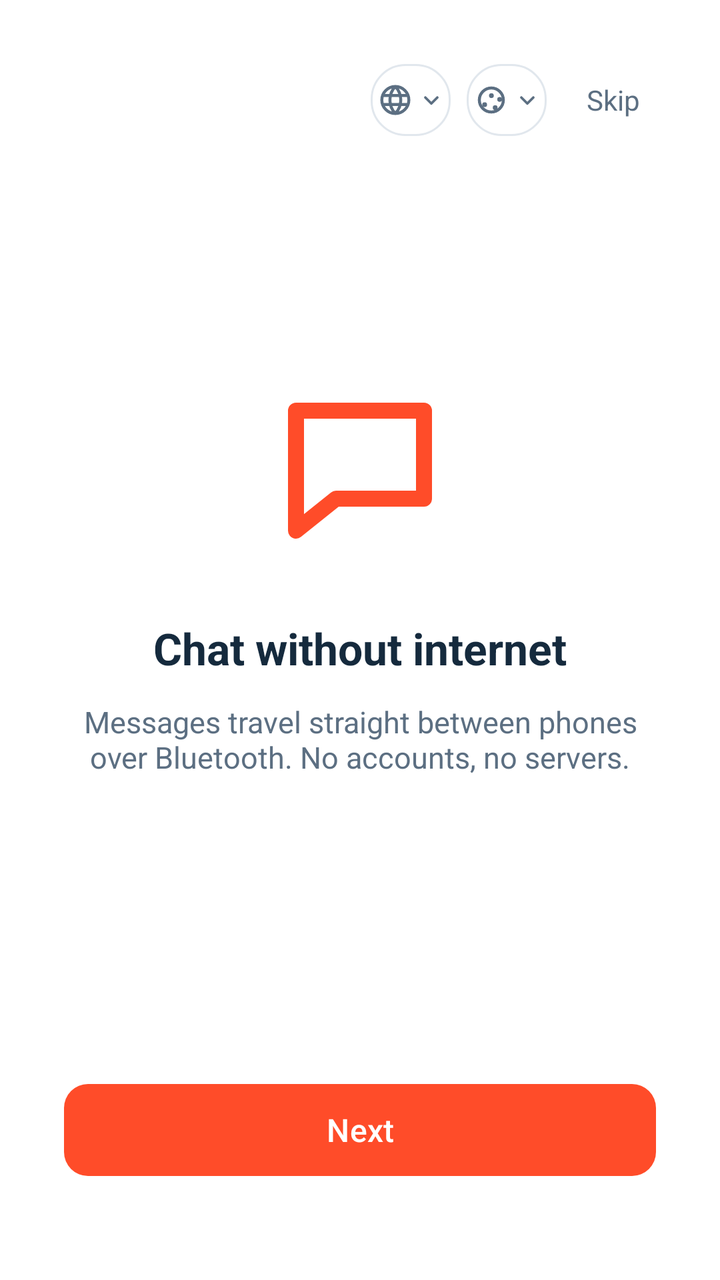
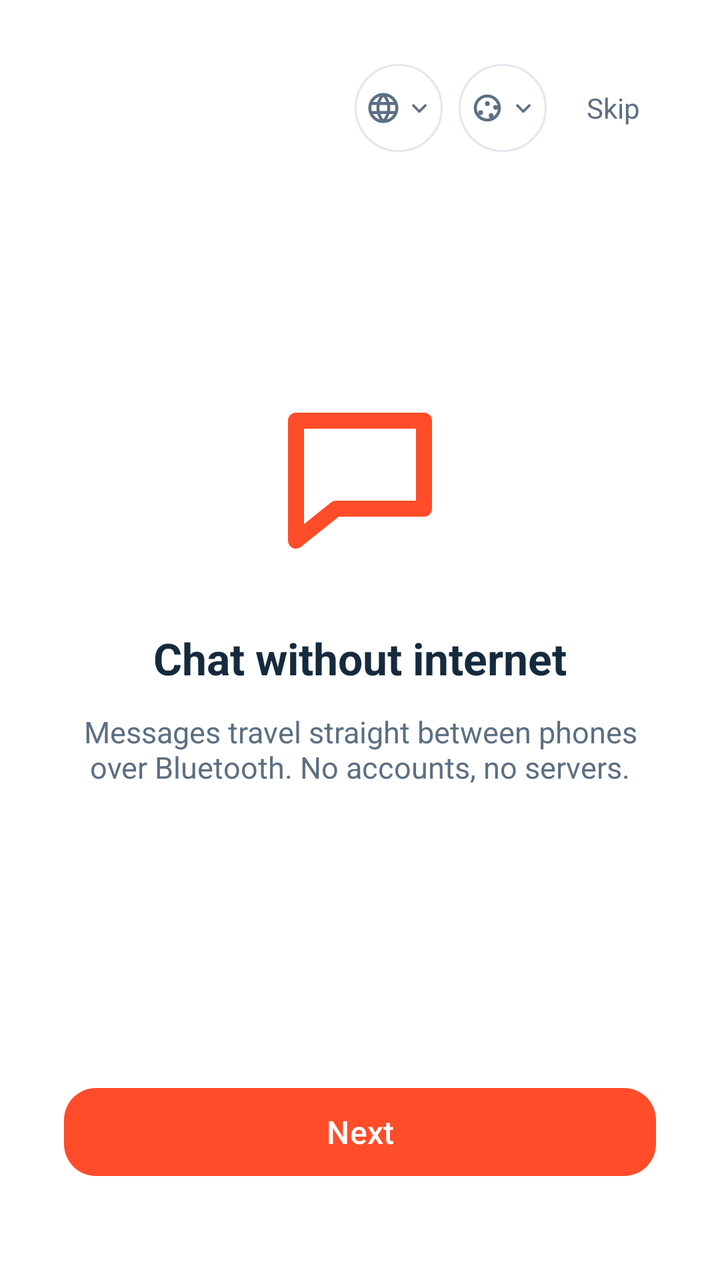

Screens rendered from an Android XML layout before and after an edit, with the pre-edit source and the edit as a unified diff.
<!-- AndroidManifest.xml: application theme Theme.AirWave -->
<!-- res/layout/activity_onboarding.xml -->
<?xml version="1.0" encoding="utf-8"?>
<LinearLayout xmlns:android="http://schemas.android.com/apk/res/android"
    xmlns:app="http://schemas.android.com/apk/res-auto"
    android:layout_width="match_parent"
    android:layout_height="match_parent"
    android:background="#FFFFFF"
    android:orientation="vertical"
    android:padding="32dp">

    
    <LinearLayout
        android:layout_width="match_parent"
        android:layout_height="wrap_content"
        android:gravity="end"
        android:orientation="horizontal">

        <LinearLayout
            android:id="@+id/pickerChips"
            android:layout_width="wrap_content"
            android:layout_height="wrap_content"
            android:gravity="center_vertical|end"
            android:orientation="horizontal">

            
            <LinearLayout
                android:id="@+id/langButton"
                android:layout_width="40dp"
                android:layout_height="36dp"
                android:background="@drawable/bg_chip_white"
                android:clickable="true"
                android:focusable="true"
                android:foreground="?attr/selectableItemBackground"
                android:gravity="center"
                android:orientation="horizontal">

                <ImageView
                    android:layout_width="18dp"
                    android:layout_height="18dp"
                    android:contentDescription="@string/language"
                    android:src="@drawable/ic_language"
                    android:tint="#5C6F82" />

                <ImageView
                    android:id="@+id/langCaret"
                    android:layout_width="12dp"
                    android:layout_height="12dp"
                    android:layout_marginStart="3dp"
                    android:contentDescription="@string/language"
                    android:src="@drawable/ic_caret_down"
                    android:tint="#5C6F82" />
            </LinearLayout>

            <LinearLayout
                android:id="@+id/themeButton"
                android:layout_width="40dp"
                android:layout_height="36dp"
                android:layout_marginStart="8dp"
                android:background="@drawable/bg_chip_white"
                android:clickable="true"
                android:focusable="true"
                android:foreground="?attr/selectableItemBackground"
                android:gravity="center"
                android:orientation="horizontal">

                <ImageView
                    android:layout_width="18dp"
                    android:layout_height="18dp"
                    android:contentDescription="@string/theme"
                    android:src="@drawable/ic_palette"
                    android:tint="#5C6F82" />

                <ImageView
                    android:id="@+id/themeCaret"
                    android:layout_width="12dp"
                    android:layout_height="12dp"
                    android:layout_marginStart="3dp"
                    android:contentDescription="@string/theme"
                    android:src="@drawable/ic_caret_down"
                    android:tint="#5C6F82" />
            </LinearLayout>

            <TextView
                android:id="@+id/skipButton"
                android:layout_width="wrap_content"
                android:layout_height="wrap_content"
                android:layout_marginStart="12dp"
                android:background="?attr/selectableItemBackgroundBorderless"
                android:clickable="true"
                android:focusable="true"
                android:padding="8dp"
                android:text="@string/skip"
                android:textColor="#5C6F82"
                android:textSize="14sp" />
        </LinearLayout>
    </LinearLayout>

    <ViewFlipper
        android:id="@+id/pageFlipper"
        android:layout_width="match_parent"
        android:layout_height="0dp"
        android:layout_weight="1"
        android:inAnimation="@anim/slide_in_right"
        android:outAnimation="@anim/slide_out_left">

        
        <LinearLayout
            android:layout_width="match_parent"
            android:layout_height="match_parent"
            android:gravity="center"
            android:orientation="vertical">

            <ImageView
                android:id="@+id/animIcon1"
                android:layout_width="96dp"
                android:layout_height="96dp"
                android:contentDescription="@string/app_name"
                android:src="@drawable/ic_chat"
                android:tint="?attr/colorPrimary" />

            <TextView
                android:id="@+id/tutorialTitle1"
                android:layout_width="wrap_content"
                android:layout_height="wrap_content"
                android:layout_marginTop="28dp"
                android:gravity="center"
                android:text="@string/tutorial_title_1"
                android:textColor="#152A3D"
                android:textSize="22sp"
                android:textStyle="bold" />

            <TextView
                android:layout_width="wrap_content"
                android:layout_height="wrap_content"
                android:layout_marginTop="12dp"
                android:gravity="center"
                android:text="@string/tutorial_sub_1"
                android:textColor="#5C6F82"
                android:textSize="15sp" />
        </LinearLayout>

        
        <LinearLayout
            android:layout_width="match_parent"
            android:layout_height="match_parent"
            android:gravity="center"
            android:orientation="vertical">

            <FrameLayout
                android:layout_width="160dp"
                android:layout_height="160dp">

                <View
                    android:id="@+id/pulseRing"
                    android:layout_width="96dp"
                    android:layout_height="96dp"
                    android:layout_gravity="center"
                    android:background="@drawable/ring_pulse" />

                <ImageView
                    android:id="@+id/animIcon2"
                    android:layout_width="96dp"
                    android:layout_height="96dp"
                    android:layout_gravity="center"
                    android:contentDescription="@string/app_name"
                    android:src="@drawable/ic_radar"
                    android:tint="?attr/colorPrimary" />
            </FrameLayout>

            <TextView
                android:id="@+id/tutorialTitle2"
                android:layout_width="wrap_content"
                android:layout_height="wrap_content"
                android:layout_marginTop="28dp"
                android:gravity="center"
                android:text="@string/tutorial_title_2"
                android:textColor="#152A3D"
                android:textSize="22sp"
                android:textStyle="bold" />

            <TextView
                android:layout_width="wrap_content"
                android:layout_height="wrap_content"
                android:layout_marginTop="12dp"
                android:gravity="center"
                android:text="@string/tutorial_sub_2"
                android:textColor="#5C6F82"
                android:textSize="15sp" />
        </LinearLayout>

        
        <LinearLayout
            android:layout_width="match_parent"
            android:layout_height="match_parent"
            android:gravity="center"
            android:orientation="vertical">

            <ImageView
                android:id="@+id/animIcon3"
                android:layout_width="96dp"
                android:layout_height="96dp"
                android:contentDescription="@string/app_name"
                android:src="@drawable/ic_group"
                android:tint="?attr/colorPrimary" />

            <TextView
                android:id="@+id/tutorialTitle3"
                android:layout_width="wrap_content"
                android:layout_height="wrap_content"
                android:layout_marginTop="28dp"
                android:gravity="center"
                android:text="@string/tutorial_title_3"
                android:textColor="#152A3D"
                android:textSize="22sp"
                android:textStyle="bold" />

            <TextView
                android:layout_width="wrap_content"
                android:layout_height="wrap_content"
                android:layout_marginTop="12dp"
                android:gravity="center"
                android:text="@string/tutorial_sub_3"
                android:textColor="#5C6F82"
                android:textSize="15sp" />
        </LinearLayout>

        
        <LinearLayout
            android:layout_width="match_parent"
            android:layout_height="match_parent"
            android:gravity="center"
            android:orientation="vertical">

            
            <ImageView
                android:id="@+id/brandIcon"
                android:layout_width="wrap_content"
                android:layout_height="48dp"
                android:adjustViewBounds="true"
                android:contentDescription="@string/app_name"
                android:src="@drawable/topleftcorner" />

            <TextView
                android:id="@+id/nameTitle"
                android:layout_width="wrap_content"
                android:layout_height="wrap_content"
                android:layout_marginTop="28dp"
                android:gravity="center"
                android:text="@string/name_title"
                android:textColor="#152A3D"
                android:textSize="22sp"
                android:textStyle="bold" />

            <TextView
                android:layout_width="wrap_content"
                android:layout_height="wrap_content"
                android:layout_marginTop="8dp"
                android:gravity="center"
                android:text="@string/name_subtitle"
                android:textColor="#5C6F82"
                android:textSize="15sp" />

            <EditText
                android:id="@+id/nameInput"
                android:layout_width="match_parent"
                android:layout_height="56dp"
                android:layout_marginTop="28dp"
                android:background="@drawable/bg_input_light"
                android:hint="@string/enter_name"
                android:imeOptions="actionDone"
                android:inputType="textPersonName"
                android:padding="16dp"
                android:singleLine="true"
                android:textColor="#152A3D"
                android:textColorHint="#8A94A0"
                android:textSize="16sp" />

            
            <TextView
                android:layout_width="wrap_content"
                android:layout_height="wrap_content"
                android:layout_marginTop="20dp"
                android:text="@string/choose_avatar_color"
                android:textColor="#152A3D"
                android:textSize="14sp"
                android:textStyle="bold" />

            <LinearLayout
                android:id="@+id/colorRow"
                android:layout_width="match_parent"
                android:layout_height="wrap_content"
                android:layout_marginTop="10dp"
                android:gravity="center"
                android:orientation="horizontal" />

            <com.google.android.material.button.MaterialButton
                android:id="@+id/continueButton"
                android:layout_width="match_parent"
                android:layout_height="54dp"
                android:layout_marginTop="16dp"
                android:text="@string/continue_btn"
                android:textAllCaps="false"
                android:textColor="?attr/colorOnPrimary"
                android:textSize="16sp"
                app:backgroundTint="?attr/colorPrimary"
                app:cornerRadius="12dp" />
        </LinearLayout>
    </ViewFlipper>

    <LinearLayout
        android:id="@+id/dotsRow"
        android:layout_width="match_parent"
        android:layout_height="wrap_content"
        android:layout_marginTop="16dp"
        android:gravity="center"
        android:orientation="horizontal" />

    <com.google.android.material.button.MaterialButton
        android:id="@+id/nextButton"
        android:layout_width="match_parent"
        android:layout_height="54dp"
        android:layout_marginTop="16dp"
        android:layout_marginBottom="16dp"
        android:text="@string/next"
        android:textAllCaps="false"
        android:textColor="?attr/colorOnPrimary"
        android:textSize="16sp"
        app:backgroundTint="?attr/colorPrimary"
        app:cornerRadius="12dp" />

</LinearLayout>
<!-- resources referenced by this layout -->
<resources>
  <!-- drawable bg_chip_white (drawable) -->
  <?xml version="1.0" encoding="utf-8"?>
  <shape xmlns:android="http://schemas.android.com/apk/res/android"
      android:shape="rectangle">
      <corners android:radius="17dp" />
      <solid android:color="#FFFFFF" />
      <stroke
          android:width="1dp"
          android:color="#E1E7ED" />
  </shape>
  <!-- drawable bg_input_light (drawable) -->
  <?xml version="1.0" encoding="utf-8"?>
  <shape xmlns:android="http://schemas.android.com/apk/res/android"
      android:shape="rectangle">
      <solid android:color="#EFF1F4" />
      <corners android:radius="12dp" />
  </shape>
  <!-- drawable ic_caret_down (drawable) -->
  <?xml version="1.0" encoding="utf-8"?>
  <vector xmlns:android="http://schemas.android.com/apk/res/android"
      android:width="24dp" android:height="24dp"
      android:viewportWidth="24" android:viewportHeight="24">
      <path
          android:strokeColor="?attr/colorOnSurfaceVariant"
          android:strokeWidth="2.5"
          android:strokeLineCap="round"
          android:strokeLineJoin="round"
          android:pathData="M6,9.5 L12,15.5 L18,9.5" />
  </vector>
  <!-- drawable ic_chat (drawable) -->
  <vector xmlns:android="http://schemas.android.com/apk/res/android"
      android:width="24dp" android:height="24dp"
      android:viewportWidth="24" android:viewportHeight="24">
      <path
          android:strokeColor="?attr/colorOnSurface"
          android:strokeWidth="2"
          android:strokeLineCap="round"
          android:strokeLineJoin="round"
          android:pathData="M4,5h16v11H9l-5,4z" />
  </vector>
  <!-- drawable ic_language (drawable) -->
  <vector xmlns:android="http://schemas.android.com/apk/res/android"
      android:width="24dp" android:height="24dp"
      android:viewportWidth="24" android:viewportHeight="24">
      <path
          android:strokeColor="?attr/colorOnSurface"
          android:strokeWidth="2"
          android:strokeLineCap="round"
          android:pathData="M12,21a9,9 0 1,0 0,-18a9,9 0 1,0 0,18z M3.5,9h17 M3.5,15h17 M12,3a13,13 0 0,1 0,18 M12,3a13,13 0 0,0 0,18" />
  </vector>
  <!-- drawable ring_pulse (drawable) -->
  <?xml version="1.0" encoding="utf-8"?>
  <shape xmlns:android="http://schemas.android.com/apk/res/android"
      android:shape="oval">
      <solid android:color="#00000000" />
      <stroke
          android:width="3dp"
          android:color="?attr/colorPrimary" />
  </shape>
  <string name="app_name">AirWave</string>
  <string name="choose_avatar_color">Choose your color</string>
  <string name="continue_btn">Continue</string>
  <string name="enter_name">Enter your name</string>
  <string name="language">Language</string>
  <string name="name_subtitle">This is how nearby friends will see you</string>
  <string name="name_title">Write your name</string>
  <string name="next">Next</string>
  <string name="skip">Skip</string>
  <string name="theme">Theme</string>
  <string name="tutorial_sub_1">Messages travel straight between phones over Bluetooth. No accounts, no servers.</string>
  <string name="tutorial_sub_2">Turn on discoverable, see who is around you, and tap to connect.</string>
  <string name="tutorial_sub_3">Start a group and nearby friends join with one tap.</string>
  <string name="tutorial_title_1">Chat without internet</string>
  <string name="tutorial_title_2">Find nearby friends</string>
  <string name="tutorial_title_3">Groups made simple</string>
  <color name="accent">#FF4C29</color>
  <color name="bg">#F2F4F7</color>
  <color name="card">#FFFFFF</color>
  <color name="text_primary">#152A3D</color>
  <color name="card2">#E8EDF3</color>
  <color name="text_secondary">#5C6F82</color>
  <style name="AirWaveWindowAnim">
          <item name="android:activityOpenEnterAnimation">@anim/slide_in_right</item>
          <item name="android:activityOpenExitAnimation">@anim/slide_out_left</item>
          <item name="android:activityCloseEnterAnimation">@anim/slide_in_left</item>
          <item name="android:activityCloseExitAnimation">@anim/slide_out_right</item>
      </style>
  <!-- unchanged entries left out for length: 5 -->
</resources>

<!-- the commit's change to res/layout/activity_onboarding.xml (unified diff, before → after) -->
@@ -24,8 +24,8 @@
             
             <LinearLayout
                 android:id="@+id/langButton"
-                android:layout_width="40dp"
-                android:layout_height="36dp"
+                android:layout_width="44dp"
+                android:layout_height="44dp"
                 android:background="@drawable/bg_chip_white"
                 android:clickable="true"
                 android:focusable="true"
@@ -52,8 +52,8 @@
 
             <LinearLayout
                 android:id="@+id/themeButton"
-                android:layout_width="40dp"
-                android:layout_height="36dp"
+                android:layout_width="44dp"
+                android:layout_height="44dp"
                 android:layout_marginStart="8dp"
                 android:background="@drawable/bg_chip_white"
                 android:clickable="true"
@@ -295,14 +295,14 @@
             <com.google.android.material.button.MaterialButton
                 android:id="@+id/continueButton"
                 android:layout_width="match_parent"
-                android:layout_height="54dp"
+                android:layout_height="52dp"
                 android:layout_marginTop="16dp"
                 android:text="@string/continue_btn"
                 android:textAllCaps="false"
                 android:textColor="?attr/colorOnPrimary"
                 android:textSize="16sp"
                 app:backgroundTint="?attr/colorPrimary"
-                app:cornerRadius="12dp" />
+                app:cornerRadius="16dp" />
         </LinearLayout>
     </ViewFlipper>
 
@@ -317,7 +317,7 @@
     <com.google.android.material.button.MaterialButton
         android:id="@+id/nextButton"
         android:layout_width="match_parent"
-        android:layout_height="54dp"
+        android:layout_height="52dp"
         android:layout_marginTop="16dp"
         android:layout_marginBottom="16dp"
         android:text="@string/next"
@@ -325,6 +325,6 @@
         android:textColor="?attr/colorOnPrimary"
         android:textSize="16sp"
         app:backgroundTint="?attr/colorPrimary"
-        app:cornerRadius="12dp" />
+        app:cornerRadius="16dp" />
 
 </LinearLayout>
<!-- resource entries referenced after the edit -->
@@ -4,7 +4,7 @@
   <?xml version="1.0" encoding="utf-8"?>
   <shape xmlns:android="http://schemas.android.com/apk/res/android"
       android:shape="rectangle">
-      <corners android:radius="17dp" />
+      <corners android:radius="999dp" />
       <solid android:color="#FFFFFF" />
       <stroke
           android:width="1dp"
@@ -15,7 +15,7 @@
   <shape xmlns:android="http://schemas.android.com/apk/res/android"
       android:shape="rectangle">
       <solid android:color="#EFF1F4" />
-      <corners android:radius="12dp" />
+      <corners android:radius="16dp" />
   </shape>
   <!-- drawable ic_caret_down (drawable) -->
   <?xml version="1.0" encoding="utf-8"?>
